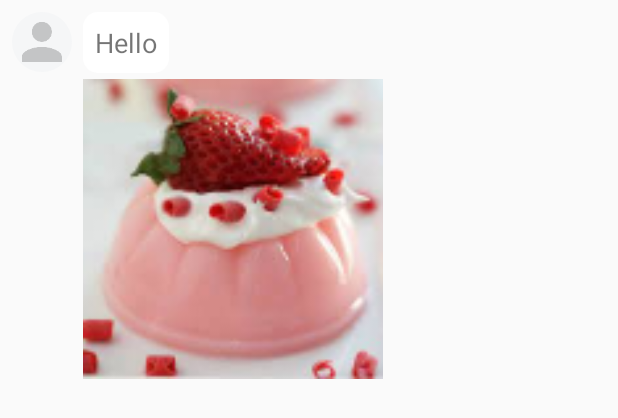
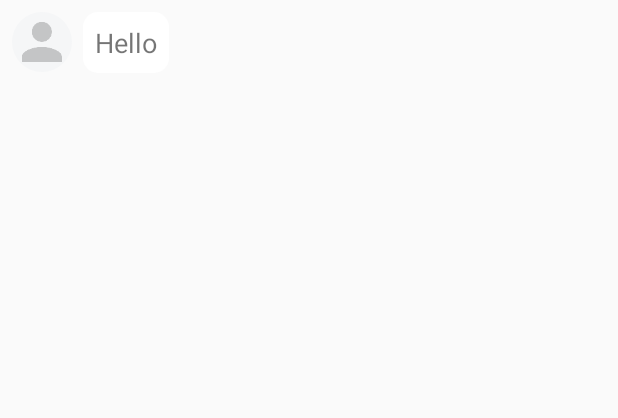
Before and after one commit to NguyenBro/chatapp-videocall, an Android app: the layout chat_item_left.xml on its own in the app's theme, with its tools: preview values and no code run, on a phone screen of 412 x 824 dp. Shown: the top 418 px of the screen. Run offline under Robolectric (Android 15) with nearby library versions, the phone set to English and light mode, and no system bars.

Commit message:
UI message

```diff
--- a/app/src/main/res/layout/activity_info_image.xml
+++ b/app/src/main/res/layout/activity_info_image.xml
@@ -42,14 +42,14 @@
 
     <ImageView
         android:id="@+id/imageView10"
-        android:layout_width="300dp"
-        android:layout_height="400dp"
-        android:scaleType="fitXY"
+        android:layout_width="350dp"
+        android:layout_height="500dp"
         app:layout_constraintBottom_toBottomOf="parent"
         app:layout_constraintEnd_toEndOf="parent"
         app:layout_constraintStart_toStartOf="parent"
         app:layout_constraintTop_toTopOf="parent"
         app:srcCompat="@drawable/image_avatar"
+        android:layout_gravity="center_horizontal"
         android:contentDescription="TODO" />
 
     <ImageView
--- a/app/src/main/res/layout/bottom_sheet_message.xml
+++ b/app/src/main/res/layout/bottom_sheet_message.xml
@@ -60,11 +60,12 @@
 
     <TextView
         android:id="@+id/textView6"
-        android:layout_width="wrap_content"
+        android:layout_width="70dp"
         android:layout_height="wrap_content"
         android:layout_marginStart="308dp"
         android:layout_marginTop="8dp"
         android:text="@string/delete"
+        android:gravity="center"
         android:textColor="@color/black"
         android:textSize="20dp"
         app:layout_constraintStart_toStartOf="parent"
--- a/app/src/main/res/layout/chat_item_left.xml
+++ b/app/src/main/res/layout/chat_item_left.xml
@@ -22,29 +22,19 @@
         android:textSize="18sp"
         android:visibility="visible"/>
 
-    <ImageView
-        android:id="@+id/imageViewEmotion"
-        android:layout_width="40dp"
-        android:layout_height="40dp"
-        android:layout_marginLeft="7dp"
-        android:layout_marginTop="0dp"
-        android:layout_toRightOf="@id/profile_image_chat"
-        android:src="@drawable/image_smiling"
-        android:visibility="gone"/>
-
 
     <ImageView
         android:id="@+id/imageViewBody"
-        android:layout_width="200dp"
-        android:layout_height="200dp"
+        android:layout_width="230dp"
+        android:layout_height="350dp"
         android:layout_below="@id/show_message"
         android:layout_marginLeft="7dp"
         android:layout_marginTop="4dp"
         android:layout_toEndOf="@+id/profile_image_chat"
         android:background="@drawable/custom_image"
-        android:scaleType="fitXY"
+        android:scaleType="fitStart"
         android:src="@drawable/pudding"
-        android:visibility="visible" />
+        android:visibility="gone" />
 
     <VideoView
         android:id="@+id/videoViewBody"
@@ -59,6 +49,15 @@
         android:background="#9E9E9E"
         android:visibility="gone"
         />
+
+    <ImageView
+        android:id="@+id/imageViewEmotion"
+        android:layout_width="40dp"
+        android:layout_height="40dp"
+        android:layout_marginLeft="7dp"
+        android:layout_toRightOf="@id/profile_image_chat"
+        android:src="@drawable/image_smiling"
+        android:visibility="gone"/>
 
     <TextView
         android:layout_width="wrap_content"
```
Also changed, not shown: app/src/main/java/net/jitsi/sdktest/adapter/MessageAdapter.java (+36 -53 lines), app/src/main/res/layout/chat_item_right.xml (+4 -4 lines).
